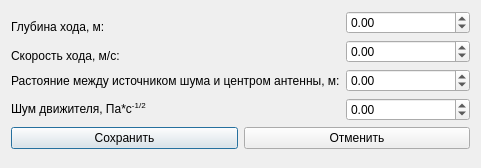
Before: the Qt Designer form carrierParameters.ui in PointlessAlbatross/CAD-A_Qt, drawn with Qt 5.
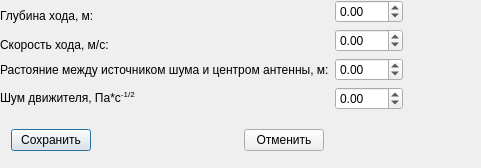
After: the same form once the commit is applied.

What changed in the file:
```diff
--- a/carrierParameters.ui
+++ b/carrierParameters.ui
@@ -13,10 +13,7 @@
   <property name="windowTitle">
    <string>Dialog</string>
   </property>
-  <layout class="QGridLayout" name="gridLayout_3">
-   <item row="0" column="0">
-    <layout class="QGridLayout" name="gridLayout_2">
-     <item row="0" column="0">
+  <widget class="QWidget" name="">
       <layout class="QGridLayout" name="gridLayout">
        <item row="0" column="0" rowspan="2">
         <widget class="QLabel" name="label_7">
@@ -99,41 +96,33 @@
         </widget>
        </item>
       </layout>
-     </item>
-     <item row="1" column="0">
-      <layout class="QHBoxLayout" name="horizontalLayout_3">
-       <item>
+  </widget>
         <widget class="QPushButton" name="pushButtonSave">
+   <property name="geometry">
+    <rect>
+     <x>11</x>
+     <y>129</y>
+     <width>80</width>
+     <height>22</height>
+    </rect>
+   </property>
          <property name="text">
           <string>Сохранить</string>
          </property>
         </widget>
-       </item>
-       <item>
         <widget class="QPushButton" name="pushButtonCancel">
+   <property name="geometry">
+    <rect>
+     <x>244</x>
+     <y>129</y>
+     <width>80</width>
+     <height>22</height>
+    </rect>
+   </property>
          <property name="text">
           <string>Отменить</string>
          </property>
         </widget>
-       </item>
-      </layout>
-     </item>
-    </layout>
-   </item>
-   <item row="1" column="0">
-    <spacer name="verticalSpacer">
-     <property name="orientation">
-      <enum>Qt::Vertical</enum>
-     </property>
-     <property name="sizeHint" stdset="0">
-      <size>
-       <width>20</width>
-       <height>40</height>
-      </size>
-     </property>
-    </spacer>
-   </item>
-  </layout>
  </widget>
  <resources/>
  <connections/>
```
Lines whose indentation alone changed are shown as unchanged.
